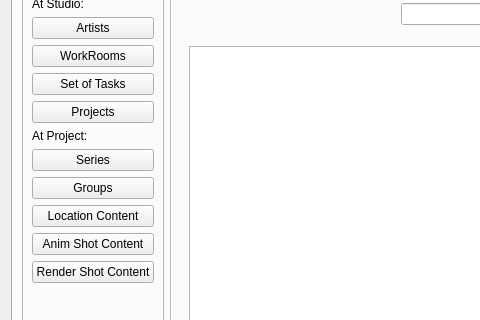
Qt form ui/lineyka_manager.ui (volodya-renderberg/lineyka) before a commit; both pictures show x 0 to 480 and y 84 to 404 of the 1304 by 832 pixel window.
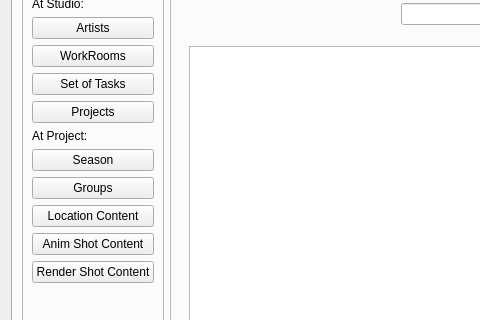
The same form after that commit. The open tabs and pages were chosen to show the change.

Commit message: работоспособность manager_ui уровня студии и проекта

Patch:
```diff
--- a/ui/lineyka_manager.ui
+++ b/ui/lineyka_manager.ui
@@ -112,7 +112,7 @@
           <item>
            <widget class="QPushButton" name="series_editor_button">
             <property name="text">
-             <string>Series</string>
+             <string>Season</string>
             </property>
            </widget>
           </item>
```
Left out of the diff: 2 changed lines with no effect on the pictures. The commit also changes 2 other files.
